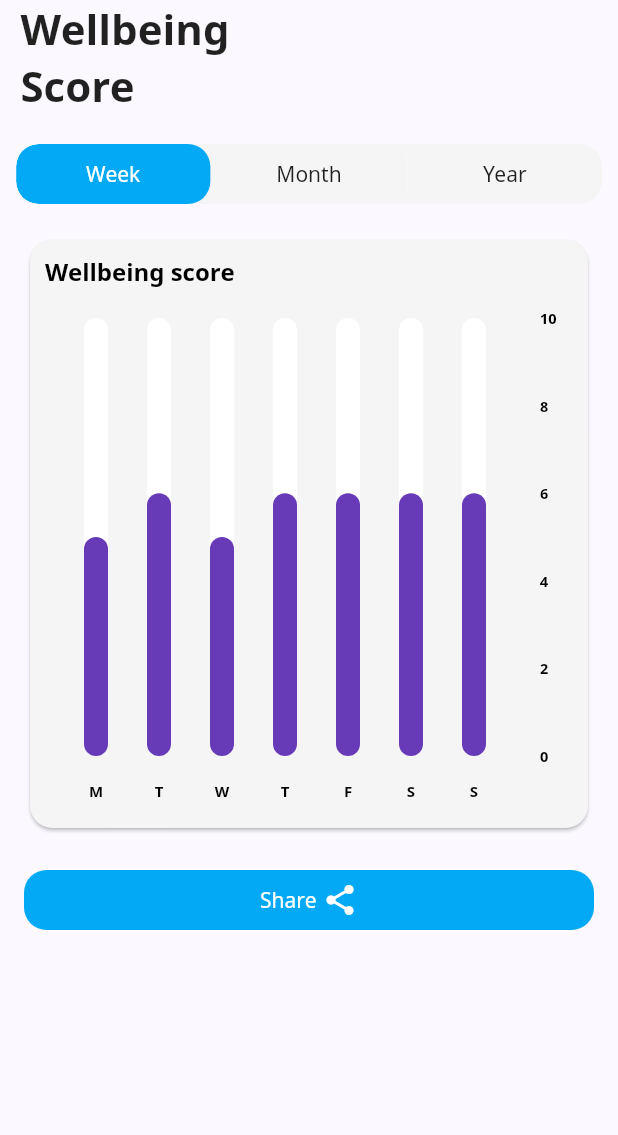
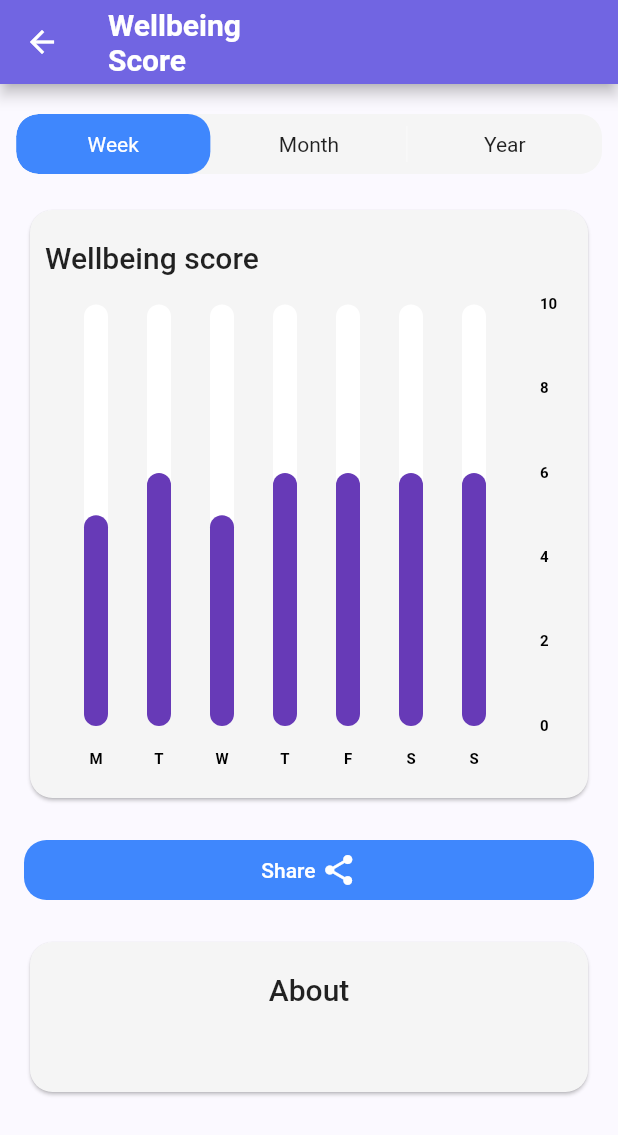
Before and after one commit to aleksei-sukhov-ucl/DataCaptureApp_NudgeMe, a Flutter app: the NudgeScreen screen opened directly, after a tap on an icon or button, on a phone screen of 412 x 824 dp. Shown: the top 1135 px of the screen. Run offline on Flutter 3.47's test engine with Material 2 defaults, Android fonts, the light colour scheme and no system bars; drawn by our look-alikes of toggle_switch; our stand-ins replace charts_flutter, clock, contacts_service, convex_bottom_bar, flutter_local_notifications, flutter_slidable and 17 more; missing offline and left inert: cron, encrypt, flutter_sms, highlighter_coachmark, pointycastle, qr_code_scanner and 1 more; accounts and stored records are empty; Roboto replaces fonts that are missing (Lato-Regular); statements that could not run were skipped.

Commit message:
Errors fixed on Well being diary page

```diff
--- a/lib/NewUI/chart.dart
+++ b/lib/pages/charts_page/bar_graph.dart
@@ -5,18 +5,15 @@ import 'package:flutter/gestures.dart';
 import 'package:nudge_me/pages/wellbeing_page/cards.dart';
 import 'package:toggle_switch/toggle_switch.dart';
 
-import 'chart_settings.dart';
+import 'bar_graph_settings.dart';
 
 /// Ref: https://github.com/imaNNeoFighT/fl_chart/blob/master/example/lib/bar_chart/samples/bar_chart_sample1.dart
 
 class BarChartWidget extends StatefulWidget {
   final CardClass card;
-  // final String titleOfCard;
-  // final String units;
-  // final CardClass cardInfo;
 
   const BarChartWidget({
-    key,
+    Key key,
     this.card,
   }) : super(key: key);
 
@@ -38,9 +35,9 @@ class BarChartWidgetState extends State<BarChartWidget> {
       initialLabelIndex: initialIndex,
       minWidth: 400,
       activeBgColors: [
-        [Colors.lightBlue],
-        [Colors.lightBlue],
-        [Colors.lightBlue]
+        [Theme.of(context).accentColor],
+        [Theme.of(context).accentColor],
+        [Theme.of(context).accentColor]
       ],
       inactiveBgColor: Colors.grey[100],
       totalSwitches: 3,
@@ -52,7 +49,7 @@ class BarChartWidgetState extends State<BarChartWidget> {
       radiusStyle: true,
       cornerRadius: 15.0,
       onToggle: (index) {
-        print('switched to: $index');
+        // print('switched to: $index');
         setState(() {
           initialIndex = index;
         });
@@ -82,13 +79,10 @@ class BarChartWidgetState extends State<BarChartWidget> {
                     mainAxisSize: MainAxisSize.max,
                     children: <Widget>[
                       Padding(
-                        padding: const EdgeInsets.fromLTRB(0, 0, 0, 20),
+                        padding: const EdgeInsets.fromLTRB(0, 10, 0, 20),
                         child: Text(
                           widget.card.units,
-                          style: TextStyle(
-                              color: Colors.black,
-                              fontSize: 16,
-                              fontWeight: FontWeight.bold),
+                          style: Theme.of(context).textTheme.bodyText1,
                         ),
                       ),
                       Expanded(
@@ -279,13 +273,13 @@ class BarChartWidgetState extends State<BarChartWidget> {
             getTitles: (double value) {
               switch (initialIndex) {
                 case 0:
-                  print("getTitles case 0");
+                  // print("getTitles case 0");
                   return weekXAxisUnits(value);
                 case 1:
-                  print("getTitles case 1");
+                  // print("getTitles case 1");
                   return monthXAxisUnits(value);
                 case 2:
-                  print("getTitles case 2");
+                  // print("getTitles case 2");
                   return yearXAxisUnits(value);
                 default:
                   return " ";
--- a/lib/NewUI/graph_page.dart
+++ b/lib/pages/charts_page/graph_page.dart
@@ -6,7 +6,7 @@ import 'package:flutter/rendering.dart';
 import 'package:flutter/widgets.dart';
 import 'package:nudge_me/pages/wellbeing_page/cards.dart';
 
-import 'chart.dart';
+import 'bar_graph.dart';
 
 class BarChartPage extends StatefulWidget {
   final CardClass card;
@@ -20,6 +20,7 @@ class _BarChartPageState extends State<BarChartPage> {
   timeFrame _timeFrame = timeFrame.Week;
   dataToExport _dataToExport = dataToExport.Steps;
 
+  /// Data sharing preferences Modal
   Future<Null> _sharingPreferences() async {
     switch (await showDialog(
         context: context,
@@ -79,18 +80,6 @@ class _BarChartPageState extends State<BarChartPage> {
                 ),
               )
             ],
-
-            // ),
-            /**/ // actions: [
-            //   TextButton(
-            //     onPressed: () {},
-            //     child: Text('Cancel'),
-            //   ),
-            //   TextButton(
-            //     onPressed: () {},
-            //     child: Text('Export'),
-            //   ),
-            // ],
           );
         })) {
       case timeFrame.Week:
@@ -122,7 +111,8 @@ class _BarChartPageState extends State<BarChartPage> {
           ),
         ),
         fixedSize: MaterialStateProperty.all<Size>(Size(380, 40)),
-        backgroundColor: MaterialStateProperty.all<Color>(Colors.lightBlue),
+        backgroundColor:
+            MaterialStateProperty.all<Color>(Theme.of(context).accentColor),
         foregroundColor: MaterialStateProperty.all<Color>(Colors.white),
         overlayColor: MaterialStateProperty.resolveWith<Color>(
           (Set<MaterialState> states) {
@@ -139,24 +129,64 @@ class _BarChartPageState extends State<BarChartPage> {
     );
 
     return Scaffold(
-      body: Center(
+      appBar: AppBar(
+        title: Text(
+          widget.card.titleOfCard,
+          style: Theme.of(context).textTheme.subtitle1.merge(
+              TextStyle(fontWeight: FontWeight.bold, color: Colors.white)),
+        ),
+      ),
+      body: SingleChildScrollView(
+        child: Center(
+          child: Padding(
+            padding: const EdgeInsets.fromLTRB(0, 0, 0, 20),
             child: Column(
               children: [
-            SafeArea(
-              child: Align(
-                alignment: Alignment(-0.9, 1),
-                child: Text(
-                  widget.card.titleOfCard,
-                  style: TextStyle(fontSize: 28, fontWeight: FontWeight.bold),
-                ),
-              ),
-            ),
+                // SafeArea(
+                //   child: Align(
+                //     alignment: Alignment(-0.9, 1),
+                //     child: Text(
+                //       widget.card.titleOfCard,
+                //       style: TextStyle(fontSize: 28, fontWeight: FontWeight.bold),
+                //     ),
+                //   ),
+                // ),
                 BarChartWidget(card: widget.card),
                 Padding(
                   padding: const EdgeInsets.fromLTRB(0, 20, 0, 20),
                   child: shareDataButton,
+                ),
+                Container(
+                  width: 380,
+                  child: Card(
+                    shape: RoundedRectangleBorder(
+                      borderRadius: BorderRadius.circular(15),
+                    ),
+                    color: Colors.grey[100],
+                    child: Padding(
+                      padding: const EdgeInsets.all(20.0),
+                      child: Column(
+                        children: [
+                          Padding(
+                            padding: const EdgeInsets.fromLTRB(0, 0, 0, 20),
+                            child: Text(
+                              "About",
+                              style: Theme.of(context).textTheme.bodyText1,
+                              textAlign: TextAlign.start,
+                            ),
+                          ),
+                          Text(
+                            widget.card.text,
+                            style: Theme.of(context).textTheme.bodyText2,
+                          ),
+                        ],
+                      ),
+                    ),
+                  ),
                 )
               ],
+            ),
+          ),
         ),
       ),
     );
--- a/lib/pages/wellbeing_page/homePageGridView.dart
+++ b/lib/pages/wellbeing_page/homePageGridView.dart
@@ -9,7 +9,7 @@ import 'package:nudge_me/pages/wellbeing_page/circle_progress.dart';
 import 'package:nudge_me/pages/wellbeing_page/speech_rate_tile.dart';
 import 'package:nudge_me/shared/wellbeing_circle.dart';
 
-import '../../NewUI/graph_page.dart';
+import '../charts_page/graph_page.dart';
 
 class HomePageGridView extends StatelessWidget {
   final List<CardClass> cards;
@@ -37,7 +37,7 @@ class HomePageGridView extends StatelessWidget {
       case 2:
         return WellbeingCircle(
             score: card.score,
-            firstColor: Colors.amberAccent.shade400,
+            firstColor: card.color,
             secondColor: Colors.transparent,
             width: 100,
             height: 100);
@@ -69,7 +69,7 @@ class HomePageGridView extends StatelessWidget {
               (MediaQuery.of(context).size.height / 1.65),
         ),
         itemBuilder: (BuildContext context, int index) {
-          print(cards[index].units);
+          // print(cards[index].units);
           return GestureDetector(
             child: Card(
               color: Colors.grey[100],
@@ -108,10 +108,7 @@ class HomePageGridView extends StatelessWidget {
                     ),
 
                     /// Padding for visualisation
-                    Padding(
-                      padding: const EdgeInsets.fromLTRB(0, 16, 0, 16),
-                      child: _getCardVisualisation(cards[index]),
-                    ),
+                    _getCardVisualisation(cards[index]),
 
                     ///"View more >" text
                     Row(
--- a/lib/shared/wellbeing_graph.dart
+++ b/lib/shared/wellbeing_graph.dart
@@ -297,10 +297,12 @@ class _WellbeingGraphState extends State<WellbeingGraph> {
           } else if (snapshot.hasError) {
             return Text("Error: ${snapshot.error}");
           }
-          return SizedBox(
-            child: CircularProgressIndicator(),
-            width: 60,
-            height: 60,
+          return Center(
+            child: SizedBox(
+              child: CircularProgressIndicator(),
+              width: 60,
+              height: 60,
+            ),
           );
         });
   }
--- a/pubspec.yaml
+++ b/pubspec.yaml
@@ -136,6 +136,11 @@ flutter:
           - asset: lib/fonts/NotoSans/NotoSans-BoldItalic.ttf
           - asset: lib/fonts/NotoSans/NotoSans-Italic.ttf
           - asset: lib/fonts/NotoSans/NotoSans-Regular.ttf
+      - family: Lato
+        fonts:
+          - asset: lib/fonts/Lato/Lato-Black.ttf
+          - asset: lib/fonts/Lato/Lato-Bold.ttf
+          - asset: lib/fonts/Lato/Lato-Regular.ttf
 
 
   #   - family: Schyler
```
Also changed, not shown: lib/NewUI/wellbeing_circle.dart (deleted, +0 -141 lines), lib/main.dart (+19 -13 lines), lib/pages/wellbeing_page/cards.dart (+24 -8 lines), lib/pages/wellbeing_page/wellbeing_page.dart (+5 -2 lines), lib/fonts/Lato/Lato-Black.ttf (added), lib/fonts/Lato/Lato-Bold.ttf (added), lib/fonts/Lato/Lato-Regular.ttf (added), lib/pages/charts_page/bar_graph_settings.dart (renamed from lib/NewUI/chart_settings.dart), lib/shared/data_sharing_modal.dart (renamed from lib/NewUI/data_sharing_modal.dart). Lines whose indentation alone changed are shown as unchanged.
